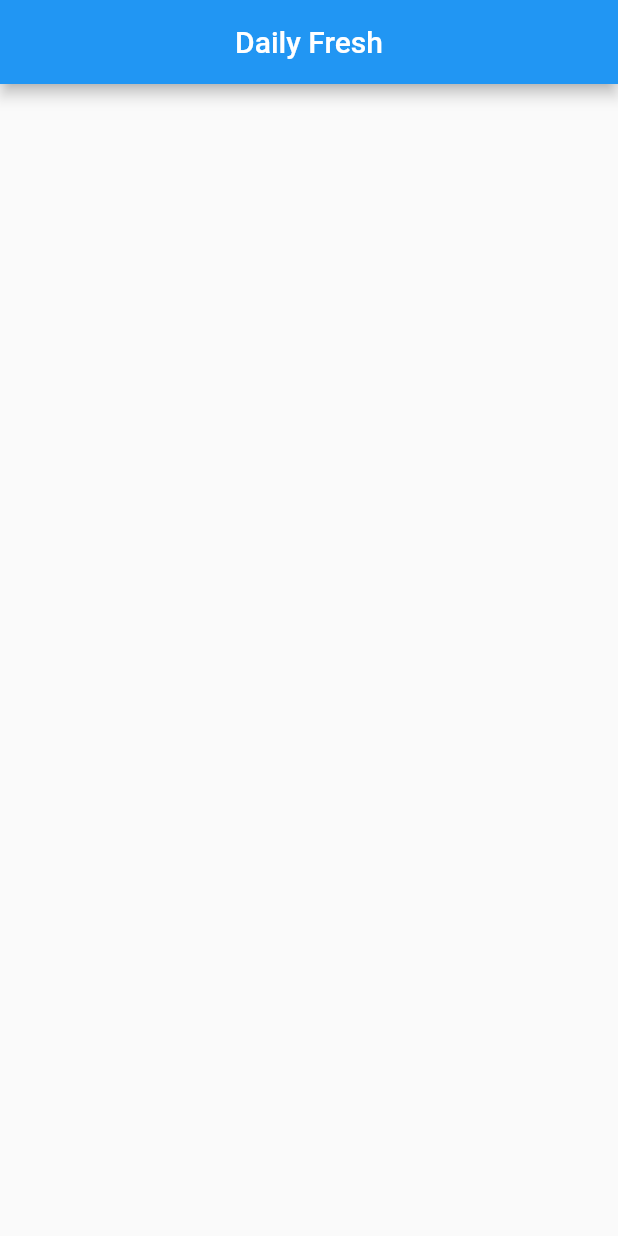
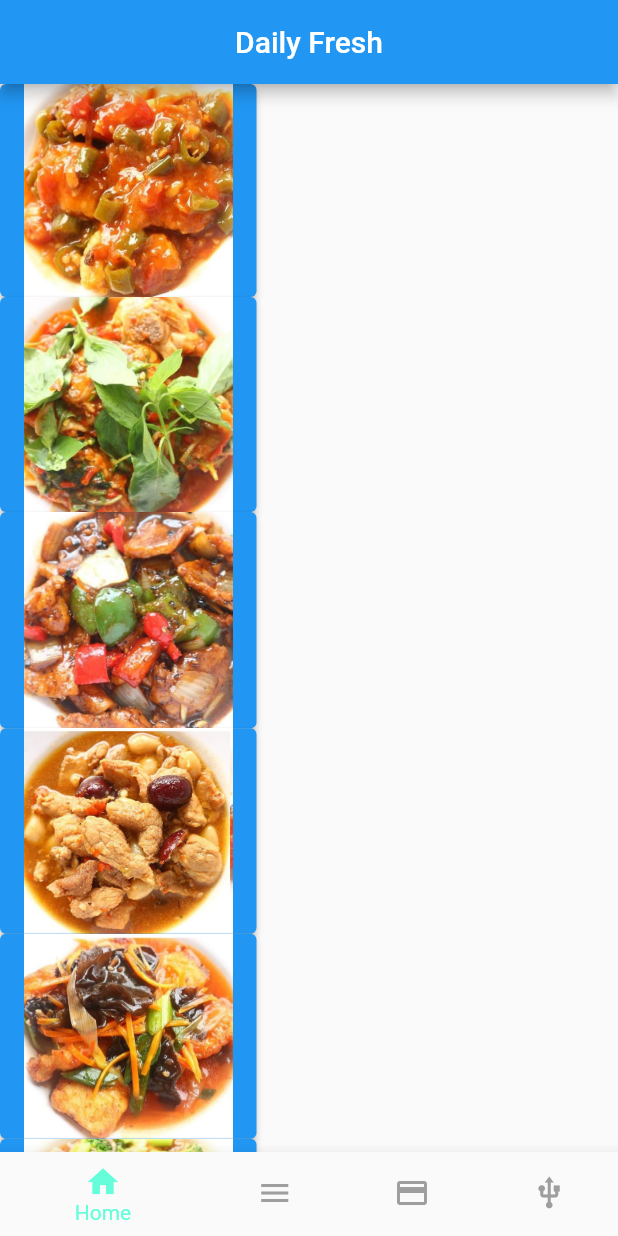
Before and after one commit to S69n250w/flutter_David-Christian-Hui, a Flutter app: the screen it shows after launch, on a phone screen of 412 x 824 dp. Run offline on Flutter 3.47's test engine with Material 2 defaults, Android fonts, the phone set to English and light mode, and no system bars.

Commit message:
Update tugas Mini Project
menambahkan fitur-fiturnya

```diff
--- /dev/null
+++ b/03_Fundamental Dart/praktikum/Soal_Eksplorasi.dart
@@ -0,0 +1,7 @@
+// import 'dart:io';
+
+void palindrom() {
+  print("Soal 1:");
+  List<String> hurufAbjadKecil = [];
+
+  // while (true) {
--- a/Mini Project/praktikum/david_c_mini/lib/home_page.dart
+++ b/Mini Project/praktikum/david_c_mini/lib/home_page.dart
@@ -11,13 +11,73 @@ class MyHomePage extends StatefulWidget {
 class _MyHomePageState extends State<MyHomePage> {
   @override
   Widget build(BuildContext context) {
+    final Color selectedColor = Colors.tealAccent;
+    final Color unselectedColor = Colors.grey;
+
+    final List<String> imagePaths = [
+      'assets/ayam_asam_manis.jpg',
+      'assets/ayam_kemangi.jpg',
+      'assets/ayam_lada_hitam.jpg',
+      'assets/ayam_obat.jpg',
+      'assets/ayam_tumis_jamur_kuping.jpg',
+      'assets/brokoli_saus_jamur.jpg'
+    ];
+
     return Scaffold(
       appBar: AppBar(
         title: Text("Daily Fresh"),
         centerTitle: true,
       ),
-      // body: GridView(gridDelegate: gridDelegate),
-
+      body: ListView.builder(
+        itemCount: imagePaths.length,
+        itemBuilder: (BuildContext context, int index) {
+          return Row(
+            children: [
+              Container(
+                child: ElevatedButton(
+                  onPressed: () {
+                    Navigator.of(context).push(
+                        MaterialPageRoute(builder: (_) => const MenuPage()));
+                  },
+                  child: Image(
+                      width: 139,
+                      image: AssetImage(imagePaths[index]),
+                  ),
+                ),
+              )
+            ],
+          );
+        },
+        // children: [
+          // Row(
+          //   children: [
+          //     Container(
+          //       child: ElevatedButton(
+          //         onPressed: () {
+          //           Navigator.of(context).push(
+          //               MaterialPageRoute(builder: (_) => const MenuPage()));
+          //         },
+          //         child: Image(
+          //             width: 139,
+          //             image: AssetImage('assets/ayam_asam_manis.jpg')
+          //         ),
+          //       ),
+          //     )
+          //   ],
+          // )
+        // ],
+      ),
+      bottomNavigationBar: BottomNavigationBar(
+        backgroundColor: Colors.grey[850],
+        selectedItemColor: selectedColor,
+        unselectedItemColor: unselectedColor,
+        items: const [
+          BottomNavigationBarItem(icon: Icon(Icons.home), label: 'Home'),
+          BottomNavigationBarItem(icon: Icon(Icons.menu), label: 'Menu'),
+          BottomNavigationBarItem(icon: Icon(Icons.payment), label: 'Order'),
+          BottomNavigationBarItem(icon: Icon(Icons.usb), label: 'Profile'),
+        ]
+      ),
       // body: Center(
       //   child: ElevatedButton(
       //     onPressed: () {
```
Also changed, not shown: Mini Project/praktikum/david_c_mini/pubspec.yaml (+6 -1 lines), Mini Project/praktikum/david_c_mini/lib/login_page.dart (added), Mini Project/praktikum/david_c_mini/lib/order_page.dart (added), Mini Project/praktikum/david_c_mini/lib/profile_page.dart (added), Mini Project/praktikum/david_c_mini/lib/sign_up_page.dart (added).
